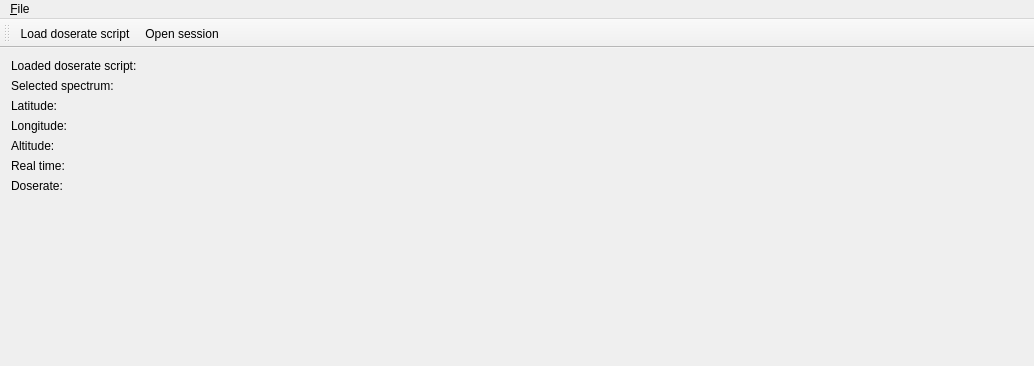
Above: gammaanalyzer3d.ui from bytting/gamma-viewer-3d before the change; both pictures show x 0 to 1034 and y 0 to 366 of the 1034 by 772 pixel window. Below: the same form after it.
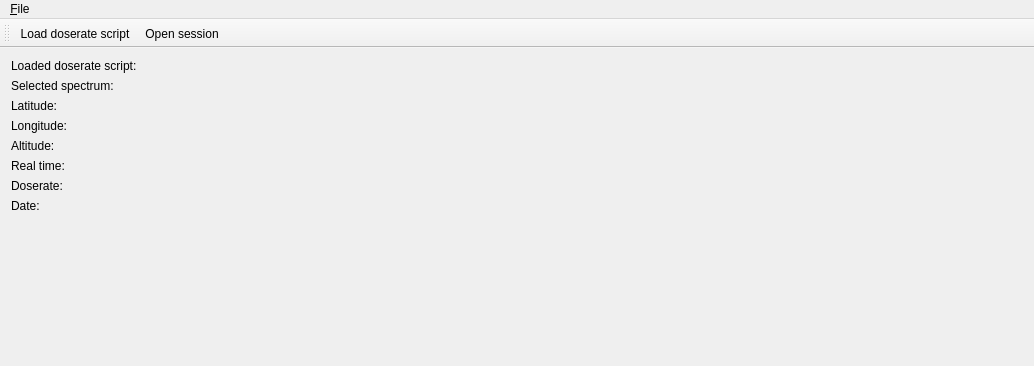
That is the form after the change. Icons and pictures are not drawn.

Diff of the .ui file:
```diff
--- a/gammaanalyzer3d.ui
+++ b/gammaanalyzer3d.ui
@@ -68,6 +68,13 @@
       </property>
      </widget>
     </item>
+    <item>
+     <widget class="QLabel" name="lblDate">
+      <property name="text">
+       <string>Date:</string>
+      </property>
+     </widget>
+    </item>
     <item>
      <spacer name="verticalSpacer">
       <property name="orientation">
```
